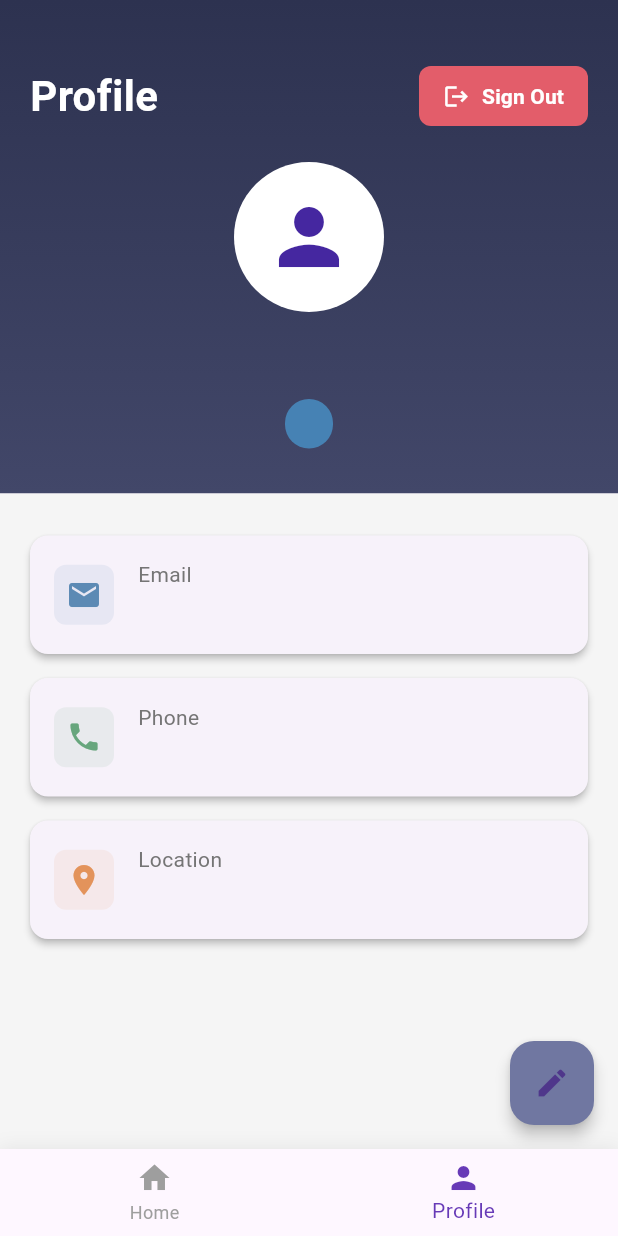
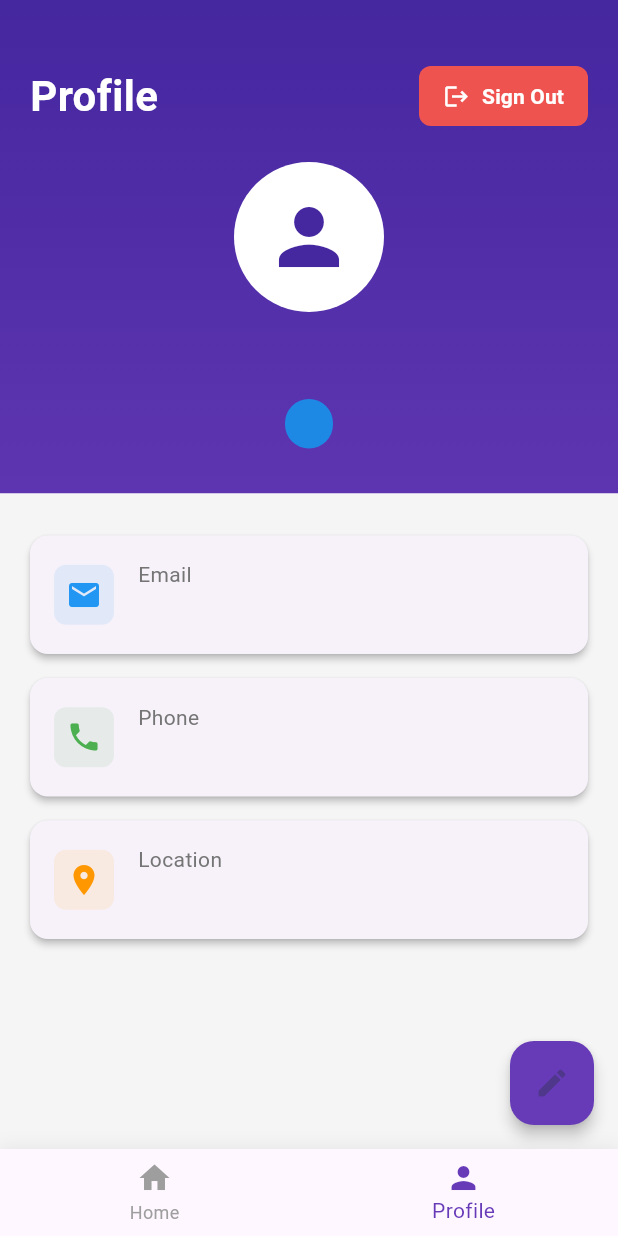
Before and after one commit to Arhaan-P/Hack-N-Droidd, a Flutter app: the screen it shows once a user with an empty profile is signed in, item 2 of the bottom bar chosen, on a phone screen of 412 x 824 dp. Run offline on Flutter 3.47's test engine with Material 3 defaults, Android fonts, the phone set to English and light mode, and no system bars; our stand-ins replace cloud_firestore, connectivity_plus, firebase_auth, firebase_core, flutter_login, google_sign_in and 2 more; missing offline and left inert: googleapis; accounts and stored records are empty; generated files the repository leaves out were written again.

Commit message:
idk anymore tbh

```diff
--- a/lib/screens/profile/profile_page.dart
+++ b/lib/screens/profile/profile_page.dart
@@ -117,12 +117,13 @@ class _ProfileUIState extends State<ProfileUI> {
       padding: EdgeInsets.fromLTRB(20, 40, 20, 30),
       decoration: BoxDecoration(
         gradient: LinearGradient(
-            begin: Alignment.topCenter,
-            end: Alignment.bottomCenter,
-            colors: [
-              Color(0xFF2D3250), // Dark navy blue
-              Color(0xFF424769), // Lighter navy blue
-            ]),
+          begin: Alignment.topCenter,
+          end: Alignment.bottomCenter,
+          colors: [
+            Colors.deepPurple[800]!,
+            Colors.deepPurple[600]!,
+          ],
+        ),
       ),
       child: Column(
         children: [
@@ -148,7 +149,7 @@ class _ProfileUIState extends State<ProfileUI> {
                   ),
                 ),
                 style: TextButton.styleFrom(
-                  backgroundColor: Color(0xFFE35D6A), // Softer red
+                  backgroundColor: Colors.red[400],
                   padding: EdgeInsets.symmetric(horizontal: 16, vertical: 8),
                   shape: RoundedRectangleBorder(
                     borderRadius: BorderRadius.circular(8),
@@ -181,8 +182,8 @@ class _ProfileUIState extends State<ProfileUI> {
             padding: EdgeInsets.symmetric(horizontal: 16, vertical: 6),
             decoration: BoxDecoration(
               color: userType.toLowerCase() == "seller"
-                  ? Color(0xFF2E8B57) // Sea green for seller
-                  : Color(0xFF4682B4), // Steel blue for buyer
+                  ? Colors.green[600]
+                  : Colors.blue[600],
               borderRadius: BorderRadius.circular(20),
             ),
             child: Text(
@@ -199,8 +200,7 @@ class _ProfileUIState extends State<ProfileUI> {
     );
   }
 
-  Widget _buildInfoCard(
-      String title, String value, IconData icon, Color iconColor) {
+  Widget _buildInfoCard(String title, String value, IconData icon, Color iconColor) {
     return Card(
       elevation: 2,
       margin: EdgeInsets.symmetric(horizontal: 20, vertical: 8),
@@ -270,12 +270,9 @@ class _ProfileUIState extends State<ProfileUI> {
               child: ListView(
                 padding: EdgeInsets.symmetric(vertical: 20),
                 children: [
-                  _buildInfoCard(
-                      'Email', email, Icons.email, Color(0xFF5C8AB4)),
-                  _buildInfoCard(
-                      'Phone', phone, Icons.phone, Color(0xFF67A67D)),
-                  _buildInfoCard('Location', location, Icons.location_on,
-                      Color(0xFFE3935B))
+                  _buildInfoCard('Email', email, Icons.email, Colors.blue),
+                  _buildInfoCard('Phone', phone, Icons.phone, Colors.green),
+                  _buildInfoCard('Location', location, Icons.location_on, Colors.orange),
                 ],
               ),
             ),
@@ -284,7 +281,7 @@ class _ProfileUIState extends State<ProfileUI> {
       ),
       floatingActionButton: FloatingActionButton(
         onPressed: _navigateToEditPage,
-        backgroundColor: Color(0xFF7077A1), // Muted blue-purple
+        backgroundColor: Colors.deepPurple,
         child: Icon(Icons.edit),
         elevation: 4,
       ),
```
